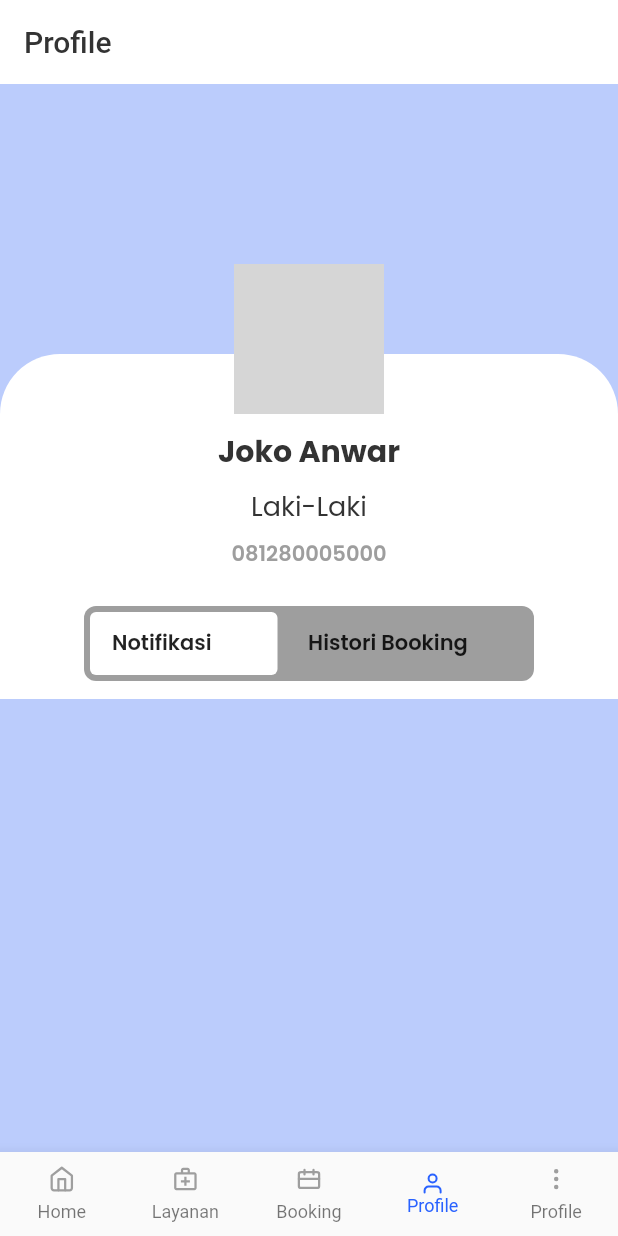
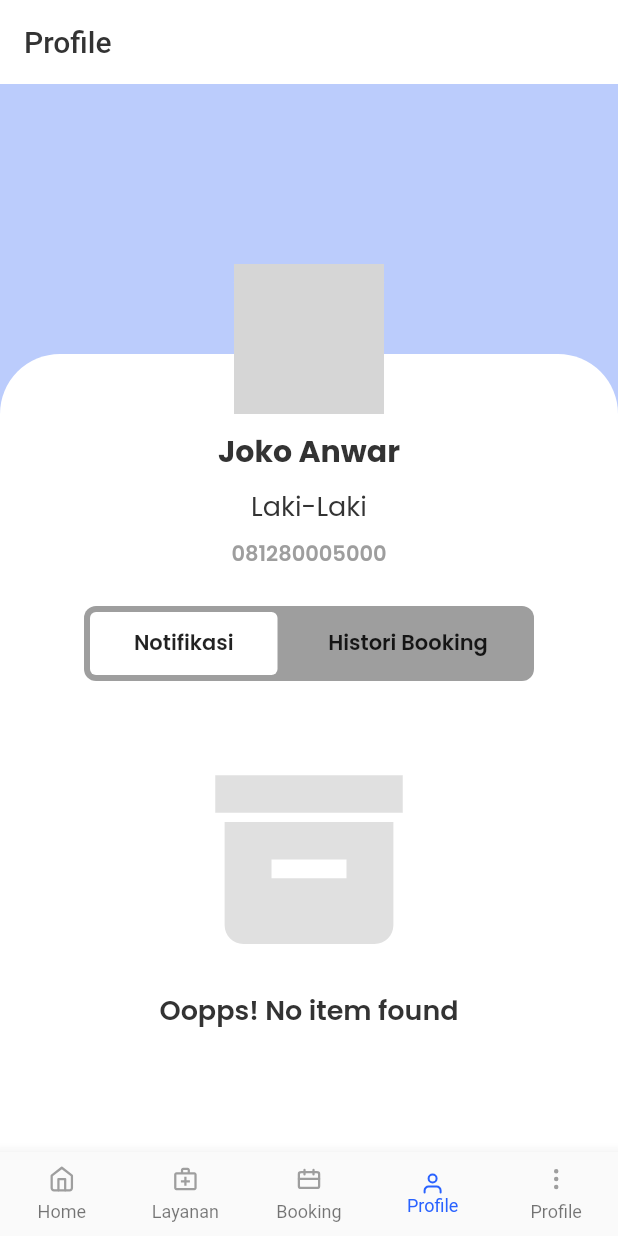
Before and after one commit to elhazent/SMKDEV, a Flutter app: the screen it shows after launch, item 4 of the bottom bar chosen, on a phone screen of 412 x 824 dp. Run offline on Flutter 3.47's test engine with Material 2 defaults, Android fonts, the phone set to English and light mode, and no system bars; our stand-ins replace firebase_core, firebase_storage, flushbar, flutter_speed_dial, flutter_svg, fluttertoast and 5 more; missing offline and left inert: carousel_widget; accounts and stored records are empty; network calls fail; grey boxes are pictures that could not be loaded.

Commit message:
handle when item in list is empty or failed to get item

```diff
--- a/lib/feature/main/profile/profile-page.dart
+++ b/lib/feature/main/profile/profile-page.dart
@@ -17,6 +17,7 @@ import 'package:smkdevapp/feature/main/profile/profile-presenter.dart';
 import 'package:smkdevapp/model/doctor-model.dart';
 import 'package:smkdevapp/model/notification-model.dart';
 import 'package:smkdevapp/widget/detail-image.dart';
+import 'package:smkdevapp/widget/empty-state.dart';
 import 'package:velocity_x/velocity_x.dart';
 
 class ProfilePage extends BaseStatefulWidget {
@@ -39,7 +40,7 @@ class _ProfilePageState extends BaseState<ProfilePage, ProfilePresenter> impleme
   String image;
   bool selectedTabNotification = true;
   bool selectedTabHistory = false;
-  Image _image;
+  File pathFromDialog;
 
 
   onMaxScroll(){
@@ -47,41 +48,41 @@ class _ProfilePageState extends BaseState<ProfilePage, ProfilePresenter> impleme
   }
 
 
-  Future pickFromGallery() async {
-    await ImagePicker.pickImage(source: ImageSource.gallery).then((pickedImage) {
-      if(pickedImage != null){
-        setState(() {
-          imageFile = pickedImage;
-          _image = Image(image: FileImage(pickedImage));
-          print("PATH : $imageFile");
-        });
-      } else {
-        Fluttertoast.showToast(
-            msg: "No image selected",
-            toastLength: Toast.LENGTH_SHORT,
-            gravity: ToastGravity.BOTTOM
-        );
-      }
-    });
-  }
+  // Future pickFromGallery() async {
+  //   await ImagePicker.pickImage(source: ImageSource.gallery).then((pickedImage) {
+  //     if(pickedImage != null){
+  //       setState(() {
+  //         imageFile = pickedImage;
+  //         _image = Image(image: FileImage(pickedImage));
+  //         print("PATH : $imageFile");
+  //       });
+  //     } else {
+  //       Fluttertoast.showToast(
+  //           msg: "No image selected",
+  //           toastLength: Toast.LENGTH_SHORT,
+  //           gravity: ToastGravity.BOTTOM
+  //       );
+  //     }
+  //   });
+  // }
 
-  Future pickFromCamera() async {
-    await ImagePicker.pickImage(source: ImageSource.camera).then((pickedImage) {
-      if (pickedImage != null) {
-        setState(() {
-          imageFile = pickedImage;
-          _image = Image(image: FileImage(pickedImage));
-          print("PATH : $imageFile");
-        });
-      } else {
-        Fluttertoast.showToast(
-            msg: "No image selected",
-            toastLength: Toast.LENGTH_SHORT,
-            gravity: ToastGravity.BOTTOM
-        );
-      }
-    });
-  }
+  // Future pickFromCamera() async {
+  //   await ImagePicker.pickImage(source: ImageSource.camera).then((pickedImage) {
+  //     if (pickedImage != null) {
+  //       setState(() {
+  //         imageFile = pickedImage;
+  //         _image = Image(image: FileImage(pickedImage));
+  //         print("PATH : $imageFile");
+  //       });
+  //     } else {
+  //       Fluttertoast.showToast(
+  //           msg: "No image selected",
+  //           toastLength: Toast.LENGTH_SHORT,
+  //           gravity: ToastGravity.BOTTOM
+  //       );
+  //     }
+  //   });
+  // }
 
   getImageFilePath() async {
     SharedPreferences prefs = await SharedPreferences.getInstance();
@@ -105,9 +106,6 @@ class _ProfilePageState extends BaseState<ProfilePage, ProfilePresenter> impleme
     presenter.getAllNotification();
     presenter.getAllHistoryBooking();
     getImageFilePath();
-    if (widget.imgFile != null) {
-      presenter.uploadProfilePicture(widget.imgFile);
-    }
   }
 
   @override
@@ -236,7 +234,9 @@ class _ProfilePageState extends BaseState<ProfilePage, ProfilePresenter> impleme
                                          )
                                      ),
                                      child: Row(
-                                       mainAxisAlignment: MainAxisAlignment.spaceAround,
+                                       mainAxisAlignment: notifications.isEmpty ?
+                                       MainAxisAlignment.center :
+                                       MainAxisAlignment.spaceAround,
                                        children: [
                                          Text(
                                            "Notifikasi",
@@ -247,8 +247,8 @@ class _ProfilePageState extends BaseState<ProfilePage, ProfilePresenter> impleme
                                          ),
                                          notifications.isNotEmpty ?
                                          Container(
-                                           height: 20,
-                                           width: 20,
+                                           height: 24,
+                                           width: 24,
                                            alignment: Alignment.center,
                                            decoration: BoxDecoration(
                                              color: Colors.amber,
@@ -290,7 +290,9 @@ class _ProfilePageState extends BaseState<ProfilePage, ProfilePresenter> impleme
                                         )
                                     ),
                                     child: Row(
-                                      mainAxisAlignment: MainAxisAlignment.spaceAround,
+                                      mainAxisAlignment: historyBooking.isEmpty ?
+                                        MainAxisAlignment.center :
+                                        MainAxisAlignment.spaceAround,
                                       children: [
                                         Text(
                                           "Histori Booking",
@@ -299,10 +301,10 @@ class _ProfilePageState extends BaseState<ProfilePage, ProfilePresenter> impleme
                                             fontWeight: DefaultFontWeight.semiBold,
                                           ),
                                         ),
-                                        notifications.isNotEmpty ?
+                                        historyBooking.isNotEmpty ?
                                         Container(
-                                          height: 20,
-                                          width: 20,
+                                          height: 24,
+                                          width: 24,
                                           alignment: Alignment.center,
                                           decoration: BoxDecoration(
                                               color: Colors.amber,
@@ -327,7 +329,8 @@ class _ProfilePageState extends BaseState<ProfilePage, ProfilePresenter> impleme
                           ),
                           Container(
                             padding: EdgeInsets.symmetric(horizontal: DefaultDimen.spaceLarge),
-                            height: isOnProgress ? (160 * 5).toDouble() : 160 * (selectedTabNotification ? notifications.length : historyBooking.length).toDouble(),
+                            height: isOnProgress ? (160 * 5).toDouble() :
+                            notifications.isEmpty || historyBooking.isEmpty ? 400 : 160 * (selectedTabNotification ? notifications.length : historyBooking.length).toDouble(),
                             child: selectedTabNotification ? isOnProgress ?
                             ListView.builder(
                               itemCount: 5,
@@ -397,7 +400,8 @@ class _ProfilePageState extends BaseState<ProfilePage, ProfilePresenter> impleme
                                 ),
                                   );
                               },
-                            ) :
+                            ) : notifications.isEmpty ?
+                            EmptyItem() :
                             Column(
                               children: notifications.map((notifications) =>
                                   GestureDetector(
@@ -557,7 +561,8 @@ class _ProfilePageState extends BaseState<ProfilePage, ProfilePresenter> impleme
                                     ),
                                   );
                               },
-                            ) :
+                            ) : historyBooking.isEmpty ?
+                            EmptyItem() :
                             Column(
                               crossAxisAlignment: CrossAxisAlignment.start,
                               children: historyBooking.map((historyBooking) =>
@@ -649,7 +654,7 @@ class _ProfilePageState extends BaseState<ProfilePage, ProfilePresenter> impleme
                       margin:EdgeInsets.only(top : 0.1),
                       child: GestureDetector(
                           onTap: (){
-                            showDialog(
+                            var data = showDialog(
                               context: context,
                               barrierDismissible: false,
                               builder: (ctx) {
@@ -657,6 +662,14 @@ class _ProfilePageState extends BaseState<ProfilePage, ProfilePresenter> impleme
                                 MyDialog(imgUrl: uploadedUrl.isNotEmpty ? uploadedUrl : defaultImage,);
                               }
                             );
+                            setState(() {
+                              data.then((path) {
+                                pathFromDialog = path;
+                                if (pathFromDialog != null) {
+                                  presenter.uploadProfilePicture(pathFromDialog);
+                                }
+                              });
+                            });
                           },
                           child: Container(
                             height: 100,
@@ -672,7 +685,7 @@ class _ProfilePageState extends BaseState<ProfilePage, ProfilePresenter> impleme
                                   image: NetworkImage(uploadedUrl.isNotEmpty ? uploadedUrl : defaultImage)
                                 )
                             ),
-                            child: isOnProgress ? CircularProgressIndicator() : SizedBox(),
+                            child: isOnUpload || isOnProgress ? CircularProgressIndicator() : SizedBox(),
                           )
                       ),
                     ),
@@ -770,20 +783,27 @@ class _MyDialogState extends State<MyDialog> {
           width: MediaQuery.of(context).size.width * 0.80,
           child: Column(
             children: <Widget>[
-              GestureDetector(
-                child: Container(
+              Container(
+                height: 300,
+                width: 300,
+                child: Hero(
+                  tag: "imageHero",
+                  child: Material(
+                    color: Colors.transparent,
+                    child: InkWell(
                       child: image != null ? image :
                       Image.network(widget.imgUrl),
-                  height: 300,
-                ),
                       onTap: (){
                         Navigator.push(
                           context,
                           MaterialPageRoute(
-                      builder : (context) => DetailImage(url: widget.imgUrl)
+                            builder: (context) => DetailImage(url: widget.imgUrl)
                           )
                         );
                       },
+                    ),
+                  ),
+                )
               ),
               GestureDetector(
                   child: Container(
@@ -851,12 +871,7 @@ class _MyDialogState extends State<MyDialog> {
                   ),
                 ),
                 onTap: (){
-                  Navigator.push(
-                    context,
-                    MaterialPageRoute(
-                      builder: (context) => ProfilePage(imgFile: imagePath)
-                    )
-                  );
+                  Navigator.pop(context, imagePath);
                 },
               ),
               Padding(
--- /dev/null
+++ b/lib/widget/empty-state.dart
@@ -0,0 +1,33 @@
+
+import 'package:flutter/material.dart';
+import 'package:flutter_svg/flutter_svg.dart';
+import 'package:smkdevapp/constants.dart';
+
+class EmptyItem extends StatelessWidget {
+  @override
+  Widget build(BuildContext context) {
+    return Container(
+      padding: EdgeInsets.all(DefaultDimen.spaceExtraLarge),
+      child: Column(
+        children: [
+          SvgPicture.asset(
+            DefaultImageLocation.iconBox,
+            height: 150,
+            width: 150,
+            color: Colors.grey[300],
+          ),
+          SizedBox(height: DefaultDimen.spaceMedium,),
+          Text(
+            "Oopps! No item found",
+            style: TextStyle(
+              fontSize: DefaultDimen.textLarge,
+              fontFamily: DefaultFont.PoppinsFont,
+              fontWeight: DefaultFontWeight.semiBold,
+              color: DefaultColor.textPrimary,
+            ),
+          ),
+        ],
+      ),
+    );
+  }
+}
```
Also changed, not shown: lib/feature/main/services/service-page.dart (+14 -4 lines). Lines whose indentation alone changed are shown as unchanged.
